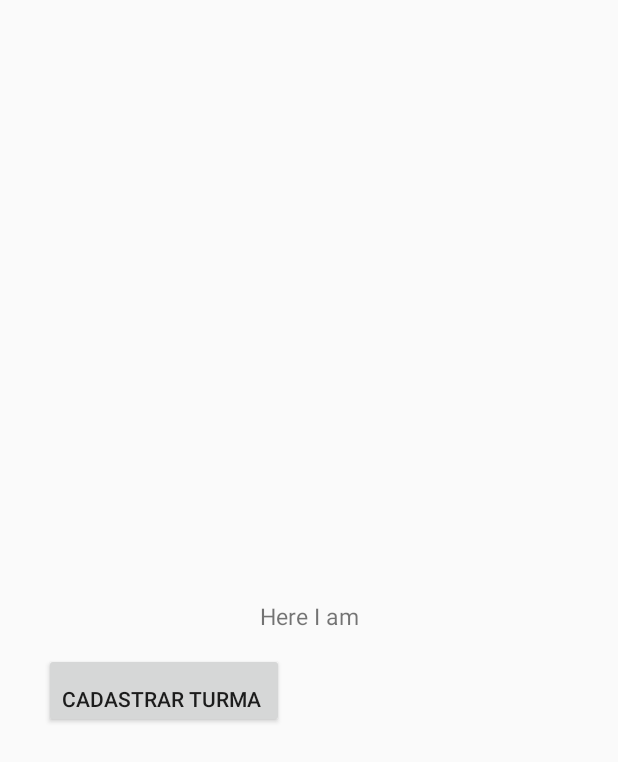
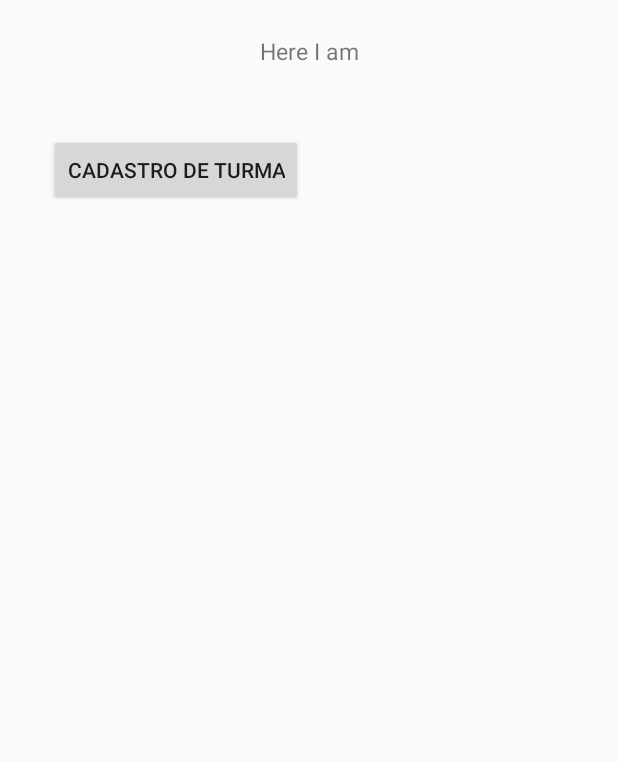
Before and after one commit to igorqsilva/DSM2017-01, an Android app: the screen it shows after launch (MainActivity), on a phone screen of 412 x 824 dp. Shown: the top 762 px of the screen. Run offline under Robolectric (Android 15) with nearby library versions, the phone set to English and light mode, and no system bars.

Commit message:
Mudanças
Mudanças em Tela de Cadastro
Mudança na Tela Inicial para Mundança de Telas
Limpeza de código inutilizado
Organização do código
Documentação do código

```diff
--- a/HereIam/app/src/main/java/com/iam/here/hereiam/MainActivity.java
+++ b/HereIam/app/src/main/java/com/iam/here/hereiam/MainActivity.java
@@ -1,19 +1,15 @@
 package com.iam.here.hereiam;
 
-import android.app.Activity;
-import android.content.ContentValues;
-import android.content.Context;
 import android.content.Intent;
-import android.database.sqlite.SQLiteDatabase;
-import android.database.sqlite.SQLiteOpenHelper;
+import android.os.Bundle;
 import android.support.v7.app.AppCompatActivity;
-import android.os.Bundle;
 import android.view.View;
 import android.widget.Button;
-import android.widget.EditText;
-import android.widget.Toast;
 
 public class MainActivity extends AppCompatActivity {
+
+
+    private View view;
 
     /**
      * Activity Lifecycle - Clico de vida da aplicação
@@ -24,19 +20,26 @@ public class MainActivity extends AppCompatActivity {
     protected void onCreate(Bundle savedInstanceState) {
         super.onCreate(savedInstanceState);
         setContentView(R.layout.activity_main);
+    }
 
-        /**
-         * Faz com que o Botão Cadastrar Turma vá para a págian de cadastro de turma
-         */
-        Button irCadastro = (Button) findViewById(R.id.irCadastro);
+    /**
+     * Faz com que o Botão de Cadastro de Turma redirecione para a tela de cadastro de turma
+     * @param view
+     */
+    public void telaCadastroTurma(View view){
 
-        irCadastro.setOnClickListener(new View.OnClickListener() {
-            @Override
-            public void onClick(View v) {
-                Intent it = new Intent(MainActivity.this, cadastroTurma.class);
-                startActivity(it);
-            }
-        });
+        Intent intent1 = new Intent(getApplicationContext(), cadastroTurma.class);
+        startActivity(intent1);
+    }
+
+    /**
+     * Classe Responsável pela troca emtre telas
+     * @param view
+     */
+    public void startSecondActivity(View view) {
+
+        Intent secondActivity = new Intent(this, cadastroTurma.class);
+        startActivity(secondActivity);
     }
 
     /**
--- a/HereIam/app/src/main/res/layout/activity_main.xml
+++ b/HereIam/app/src/main/res/layout/activity_main.xml
@@ -16,22 +16,23 @@
         app:layout_constraintLeft_toLeftOf="parent"
         app:layout_constraintRight_toRightOf="parent"
         app:layout_constraintTop_toTopOf="parent"
-        app:layout_constraintVertical_bias="0.498"
+        app:layout_constraintVertical_bias="0.029"
         app:layout_constraintHorizontal_bias="0.501" />
 
     <Button
-        android:layout_width="160dp"
-        android:layout_height="50dp"
-        android:gravity="bottom"
-        android:text="Cadastrar Turma"
+        android:id="@+id/btCadastro"
+        android:layout_width="wrap_content"
+        android:layout_height="wrap_content"
+        android:layout_column="0"
+        android:layout_row="9"
+        android:onClick="telaCadastroTurma"
+        android:text="Cadastro de Turma"
+        android:visibility="visible"
+        app:layout_constraintBottom_toBottomOf="parent"
         app:layout_constraintLeft_toLeftOf="parent"
         app:layout_constraintRight_toRightOf="parent"
         app:layout_constraintTop_toTopOf="parent"
-        android:id="@+id/irCadastro"
-        android:layout_alignParentBottom="true"
-        android:layout_centerHorizontal="true"
-        android:layout_marginTop="435dp"
-        app:layout_constraintHorizontal_bias="0.116"
-        tools:layout_editor_absoluteY="427dp" />
+        app:layout_constraintVertical_bias="0.115"
+        app:layout_constraintHorizontal_bias="0.134"/>
 
 </android.support.constraint.ConstraintLayout>
```
Also changed, not shown: HereIam/app/src/main/java/com/iam/here/hereiam/cadastroTurma.java (+6 -142 lines), HereIam/app/src/main/res/layout/activity_cadastro_turma.xml (+14 -14 lines).
